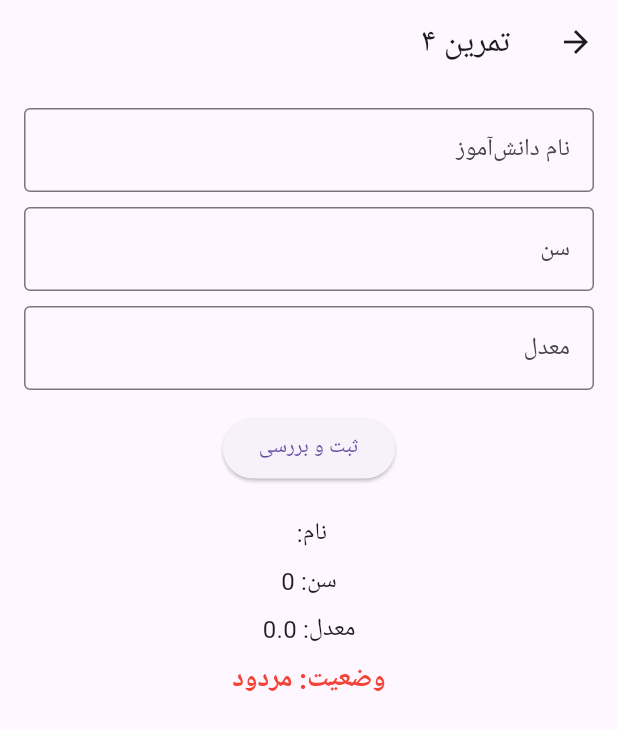
After one commit to habibeghdami/mobile-programming-2, a Flutter app: the Exercise4Screen screen opened directly, after a tap on "ثبت و بررسی", on a phone screen of 412 x 824 dp. The commit adds this screen. Shown: the top 730 px of the screen. Run offline on Flutter 3.47's test engine with Material 3 defaults, Android fonts, the phone set to English and light mode, and no system bars.

Commit message:
add exercises 1 to 6

```diff
--- /dev/null
+++ b/lib/exercise4.dart
@@ -0,0 +1,99 @@
+import 'package:flutter/material.dart';
+
+class Exercise4Screen extends StatefulWidget {
+  const Exercise4Screen({super.key});
+
+  @override
+  State<Exercise4Screen> createState() => _Exercise4ScreenState();
+}
+
+class _Exercise4ScreenState extends State<Exercise4Screen> {
+  final nameController = TextEditingController();
+  final ageController = TextEditingController();
+  final gpaController = TextEditingController();
+
+  String name = '';
+  int age = 0;
+  double gpa = 0.0;
+  String status = '';
+  bool isSubmitted = false;
+
+  @override
+  Widget build(BuildContext context) {
+    return Directionality(
+      textDirection: TextDirection.rtl,
+      child: Scaffold(
+        appBar: AppBar(
+          title: const Text('تمرین ۴'),
+        ),
+        body: SingleChildScrollView(
+          padding: const EdgeInsets.all(16.0),
+          child: Column(
+            children: [
+              TextField(
+                controller: nameController,
+                decoration: const InputDecoration(
+                  labelText: 'نام دانش‌آموز',
+                  border: OutlineInputBorder(),
+                ),
+              ),
+              const SizedBox(height: 10),
+              TextField(
+                controller: ageController,
+                keyboardType: TextInputType.number,
+                decoration: const InputDecoration(
+                  labelText: 'سن',
+                  border: OutlineInputBorder(),
+                ),
+              ),
+              const SizedBox(height: 10),
+              TextField(
+                controller: gpaController,
+                keyboardType: TextInputType.number,
+                decoration: const InputDecoration(
+                  labelText: 'معدل',
+                  border: OutlineInputBorder(),
+                ),
+              ),
+              const SizedBox(height: 15),
+              ElevatedButton(
+                onPressed: () {
+                  setState(() {
+                    name = nameController.text;
+                    age = int.tryParse(ageController.text) ?? 0;
+                    gpa = double.tryParse(gpaController.text) ?? 0.0;
+
+                    if (gpa >= 10) {
+                      status = 'قبول';
+                    } else {
+                      status = 'مردود';
+                    }
+                    isSubmitted = true;
+                  });
+                },
+                child: const Text('ثبت و بررسی'),
+              ),
+              const SizedBox(height: 20),
+              if (isSubmitted) ...[
+                Text('نام: $name', style: const TextStyle(fontSize: 16)),
+                const SizedBox(height: 8),
+                Text('سن: $age', style: const TextStyle(fontSize: 16)),
+                const SizedBox(height: 8),
+                Text('معدل: $gpa', style: const TextStyle(fontSize: 16)),
+                const SizedBox(height: 8),
+                Text(
+                  'وضعیت: $status',
+                  style: TextStyle(
+                    fontSize: 18,
+                    fontWeight: FontWeight.bold,
+                    color: status == 'قبول' ? Colors.green : Colors.red,
+                  ),
+                ),
+              ],
+            ],
+          ),
+        ),
+      ),
+    );
+  }
+}
```
Also changed, not shown: lib/exercise1.dart (+35 -38 lines), lib/exercise2.dart (+18 -60 lines), lib/exercise3.dart (+27 -25 lines), lib/exercise5.dart (added, +101 -0 lines), lib/exercise6.dart (added, +67 -0 lines), lib/main.dart (+40 -9 lines).
